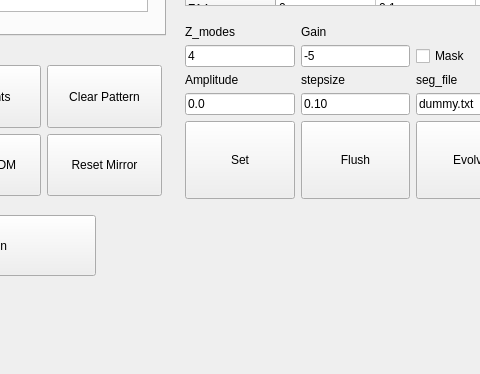
Old version of the form modules/BMC_multicorrection/BMC_multicorrection_design.ui in the repository Huanglab-ucsf/InControl; both pictures show x 425 to 905 and y 365 to 739 of the 1152 by 739 pixel window.
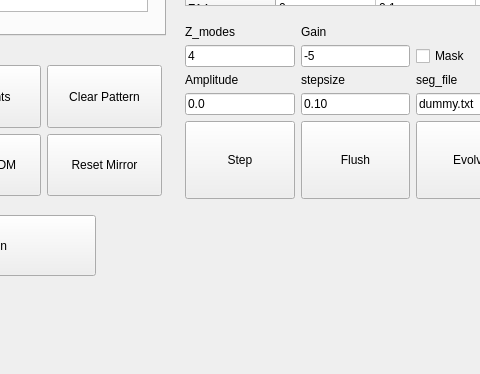
New version of the form.

What changed in the file:
```diff
--- a/modules/BMC_multicorrection/BMC_multicorrection_design.ui
+++ b/modules/BMC_multicorrection/BMC_multicorrection_design.ui
@@ -675,7 +675,7 @@
         </sizepolicy>
        </property>
        <property name="text">
-        <string>Set</string>
+        <string>Step</string>
        </property>
       </widget>
      </item>
```
